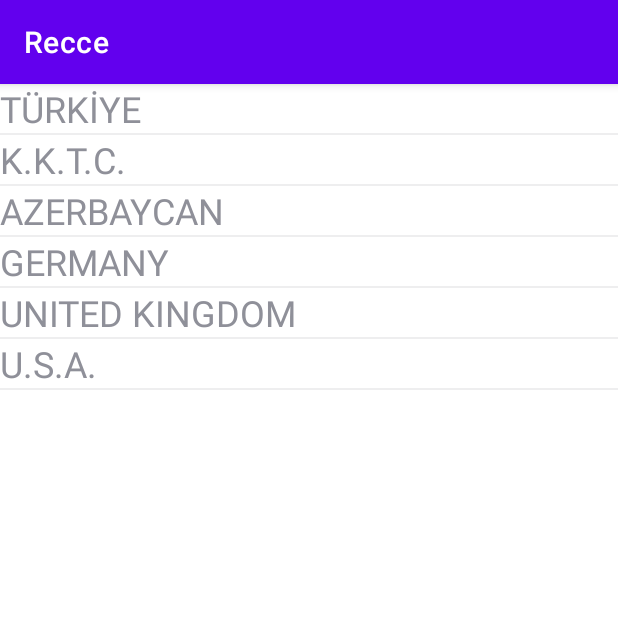
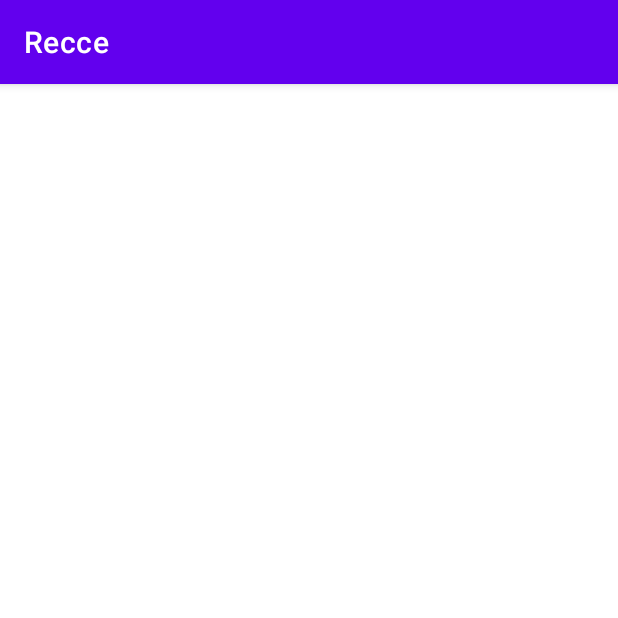
Before and after one commit to gungoronline/Recce, an Android app: the screen it shows after launch (MainActivity), on a phone screen of 412 x 824 dp, the top half of it. Run offline under Robolectric (Android 15) with nearby library versions, the phone set to English and light mode, and no system bars; 1 statement that could not run was skipped.

Commit message:
basic fix

```diff
--- a/Recce/src/main/res/layout/activity_main.xml
+++ b/Recce/src/main/res/layout/activity_main.xml
@@ -4,8 +4,4 @@
     android:layout_width="match_parent"
     android:layout_height="match_parent">
 
-    <ListView
-        android:id="@+id/listView"
-        android:layout_width="match_parent"
-        android:layout_height="match_parent" />
 </LinearLayout>
--- a/Recce/src/main/res/layout/layout1_cardview_1img_2txt.xml
+++ b/Recce/src/main/res/layout/layout1_cardview_1img_2txt.xml
@@ -5,7 +5,7 @@
     android:layout_width="match_parent"
     android:layout_height="wrap_content">
 
-    <android.support.v7.widget.CardView
+    <androidx.cardview.widget.CardView
         android:layout_width="match_parent"
         android:layout_height="wrap_content"
         android:layout_margin="5dp">
@@ -41,5 +41,5 @@
                 android:text="TextView"
                 android:textSize="20sp" />
         </RelativeLayout>
-    </android.support.v7.widget.CardView>
+    </androidx.cardview.widget.CardView>
 </LinearLayout>
--- a/app/build.gradle
+++ b/app/build.gradle
@@ -28,6 +28,9 @@ android {
 }
 
 dependencies {
+    implementation 'com.github.bumptech.glide:glide:4.13.2'
+    annotationProcessor 'com.github.bumptech.glide:compiler:4.13.2'
+
     implementation 'androidx.appcompat:appcompat:1.4.1'
     implementation 'com.google.android.material:material:1.5.0'
     implementation 'androidx.constraintlayout:constraintlayout:2.1.3'
--- a/app/src/main/AndroidManifest.xml
+++ b/app/src/main/AndroidManifest.xml
@@ -2,6 +2,7 @@
 <manifest xmlns:android="http://schemas.android.com/apk/res/android"
     package="com.gungoronline.recce">
 
+    <uses-permission android:name="android.permission.INTERNET" />
     <application
         android:allowBackup="true"
         android:icon="@mipmap/ic_launcher"
--- a/app/src/main/java/com/gungoronline/recce/MainActivity.java
+++ b/app/src/main/java/com/gungoronline/recce/MainActivity.java
@@ -1,65 +1,12 @@
 package com.gungoronline.recce;
 
 import androidx.appcompat.app.AppCompatActivity;
-
 import android.os.Bundle;
-import android.view.View;
-import android.widget.TextView;
-import android.widget.Toast;
-
-import com.gungoronline.recce.Adapter.Recce;
-
-import java.util.ArrayList;
-import java.util.HashMap;
 
 public class MainActivity extends AppCompatActivity {
-
-    ArrayList<String> countries = new ArrayList<>();
-    Recce.BaseAdapt baseAdapt;
     @Override
     protected void onCreate(Bundle savedInstanceState) {
         super.onCreate(savedInstanceState);
-
-        countries.add("TÜRKİYE");
-        countries.add("K.K.T.C.");
-        countries.add("AZERBAYCAN");
-        countries.add("GERMANY");
-        countries.add("UNITED KINGDOM");
-        countries.add("U.S.A.");
-
-        baseAdapt = new Recce.BaseAdapt(
-                countries,
-                getApplicationContext(),
-                -1,
-                Recce.BaseAdapt.LAYOUT_SAMPLE_1TXT
-        );
-
-        baseAdapt.setOnViewListener(new Recce.BaseAdapt.OnViewListener() {
-            @Override
-            public void onView(View v, int position) {
-                //if layout argument != 0 or -1
-            }
-
-            @Override
-            public void onFormView(View v, int position, HashMap<Integer, ?> objects) {
-                //if viewType argument is filled
-                //if you dont known in layout objects, you write logd objects.toString()
-                //Log.d("sa2",objects.toString());
-                //D/sa2: {-1=android.widget.TextView{dd62fae V.ED..... ......ID 0,0-0,0 #7f0801ca app:id/tvSample1_tvTitle}}
-                ((TextView)v.findViewById(R.id.tvSample1_tvTitle)).setText(countries.get(position));
-
-                v.setOnClickListener(new View.OnClickListener() {
-                    @Override
-                    public void onClick(View view) {
-                        Toast.makeText(getApplicationContext(),"POS: "+position+" TEXT: "+countries.get(position),Toast.LENGTH_LONG).show();
-                    }
-                });
-            }
-        });
-
-
-        setContentView(baseAdapt.setList());
-
-
+        setContentView(null);
     }
 }
```
